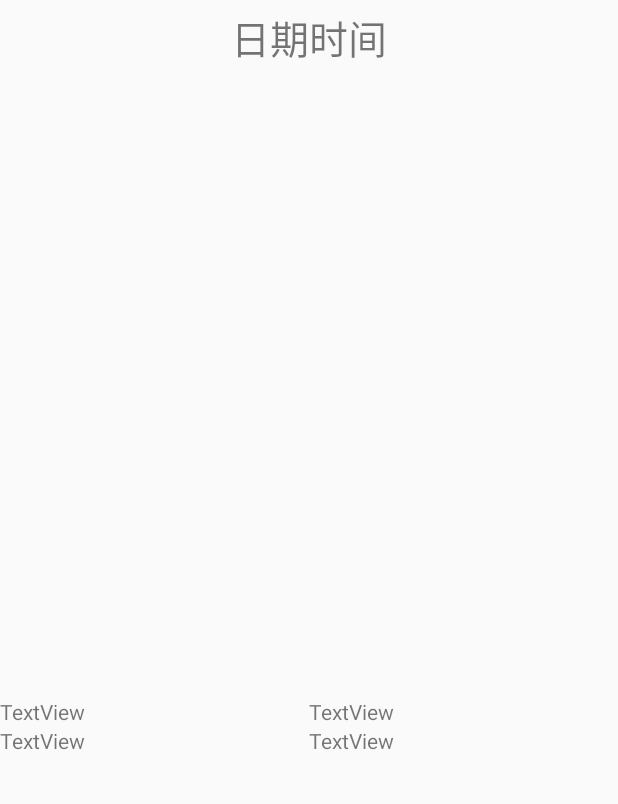
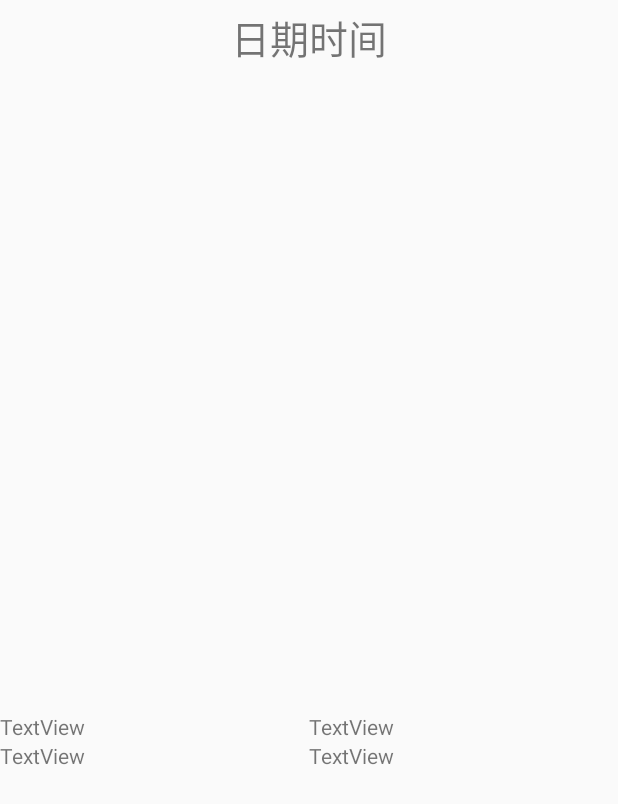
Before and after one commit to whfish/Inspection, an Android app: the layout activity_status.xml on its own in the app's theme, with its tools: preview values and no code run, on a phone screen of 412 x 824 dp. Shown: the top 804 px of the screen. Run offline under Robolectric (Android 15) with nearby library versions, the phone set to English and light mode, and no system bars.

Commit message:
图形字体设置2

```diff
--- a/Inspection/app/src/main/java/com/demo/inspection/ui/Fragment/barchart/BarChart.java
+++ b/Inspection/app/src/main/java/com/demo/inspection/ui/Fragment/barchart/BarChart.java
@@ -131,7 +131,7 @@ public class BarChart extends Fragment {
         axisX.hasLines ();
         axisX.setTextColor (Color.parseColor ("#525252"));
         axisX.setValues (axisValues);
-        axisX.setTextSize (20);
+        axisX.setTextSize (14);
         axisX.setTextColor (Color.GRAY);
         axisX.setLineColor (Color.RED);
         axisX.setHasSeparationLine (false);
--- a/Inspection/app/src/main/res/layout/activity_bar_chart.xml
+++ b/Inspection/app/src/main/res/layout/activity_bar_chart.xml
@@ -20,11 +20,12 @@
         <lecho.lib.hellocharts.view.ColumnChartView
             android:id="@+id/columnchart"
             android:layout_width="match_parent"
-            android:layout_height="match_parent"
+            android:layout_height="wrap_content"
             android:paddingTop="30dp"
             android:layout_marginTop="2dp"
             android:layout_marginLeft="15dp"
-            android:layout_marginRight="30dp"/>
+            android:layout_marginRight="30dp"
+            />
 
     </LinearLayout>
 </LinearLayout>
--- a/Inspection/app/src/main/res/layout/activity_status.xml
+++ b/Inspection/app/src/main/res/layout/activity_status.xml
@@ -33,7 +33,8 @@
                 android:layout_width="match_parent"
                 android:layout_height="wrap_content"
                 android:layout_weight="1"
-                android:orientation="horizontal">
+                android:orientation="horizontal"
+                android:layout_marginTop="10dp">
 
                 <TextView
                     android:id="@+id/textView2"
```
